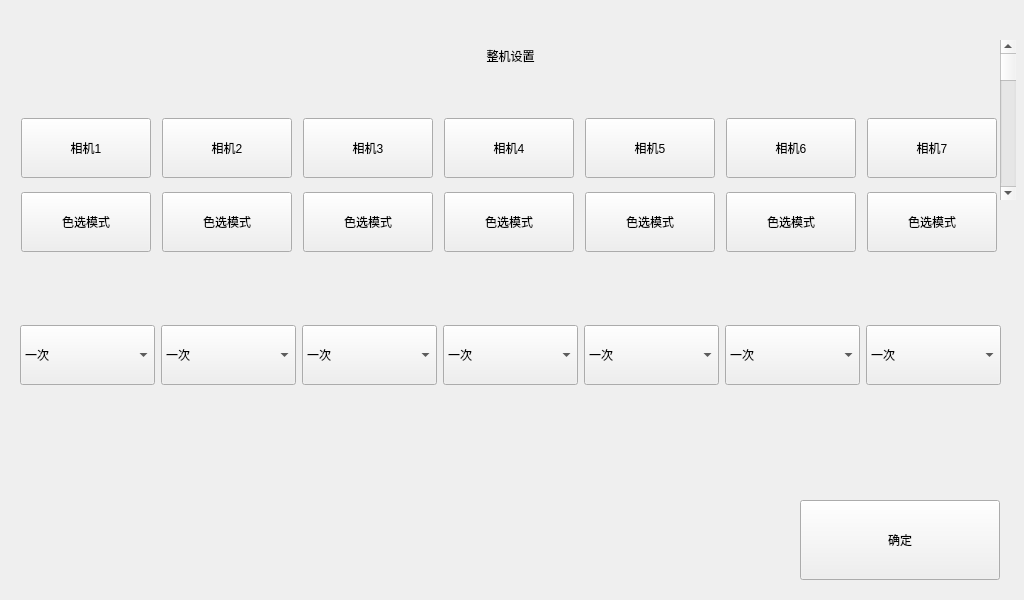
The window that forms/formwholesetting.ui (zhoutl1106/pjt2) describes before a commit, drawn with Qt 5.
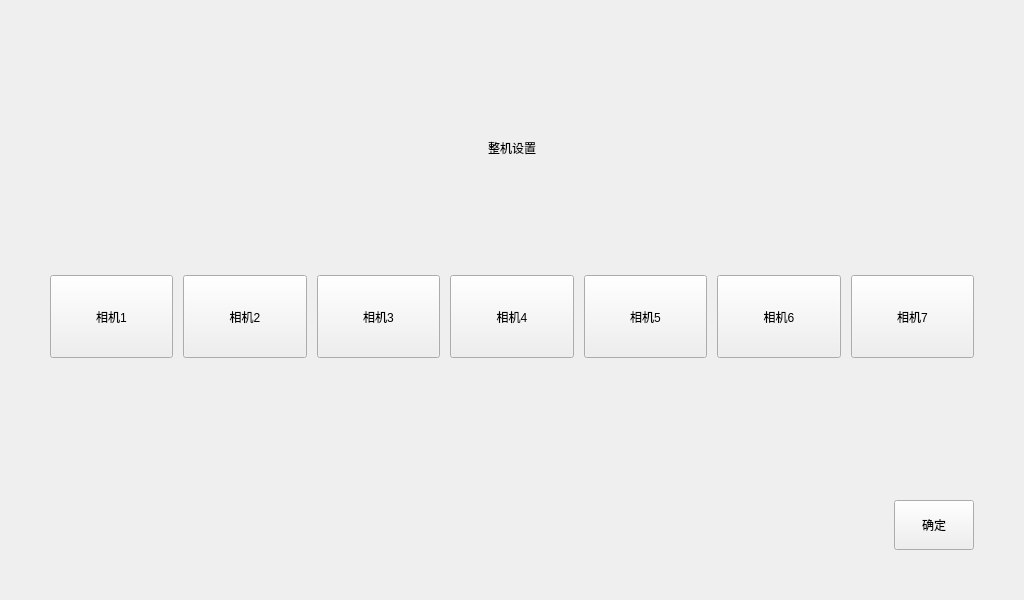
The same window after the commit.

Commit message: cntChcek & cmd left

```diff
--- a/forms/formwholesetting.ui
+++ b/forms/formwholesetting.ui
@@ -13,38 +13,49 @@
   <property name="windowTitle">
    <string>Form</string>
   </property>
-  <widget class="QToolButton" name="toolButton">
-   <property name="geometry">
-    <rect>
-     <x>800</x>
-     <y>500</y>
-     <width>200</width>
-     <height>80</height>
-    </rect>
+  <layout class="QVBoxLayout" name="verticalLayout">
+   <property name="spacing">
+    <number>30</number>
    </property>
+   <property name="leftMargin">
+    <number>50</number>
+   </property>
+   <property name="topMargin">
+    <number>50</number>
+   </property>
+   <property name="rightMargin">
+    <number>50</number>
+   </property>
+   <property name="bottomMargin">
+    <number>50</number>
+   </property>
+   <item>
+    <widget class="QLabel" name="label">
    <property name="text">
-    <string>确定</string>
-   </property>
-  </widget>
-  <widget class="QWidget" name="layoutWidget">
-   <property name="geometry">
-    <rect>
-     <x>20</x>
-     <y>110</y>
-     <width>981</width>
-     <height>151</height>
-    </rect>
-   </property>
+      <string>整机设置</string>
+     </property>
+     <property name="alignment">
+      <set>Qt::AlignCenter</set>
+     </property>
+    </widget>
+   </item>
+   <item>
    <layout class="QGridLayout" name="gridLayout">
     <property name="horizontalSpacing">
      <number>10</number>
     </property>
     <item row="0" column="0">
      <widget class="QToolButton" name="toolButton_2">
+       <property name="sizePolicy">
+        <sizepolicy hsizetype="Preferred" vsizetype="Preferred">
+         <horstretch>0</horstretch>
+         <verstretch>0</verstretch>
+        </sizepolicy>
+       </property>
       <property name="minimumSize">
        <size>
-        <width>130</width>
-        <height>60</height>
+         <width>0</width>
+         <height>0</height>
        </size>
       </property>
       <property name="text">
@@ -54,10 +65,16 @@
     </item>
     <item row="0" column="1">
      <widget class="QToolButton" name="toolButton_3">
+       <property name="sizePolicy">
+        <sizepolicy hsizetype="Preferred" vsizetype="Preferred">
+         <horstretch>0</horstretch>
+         <verstretch>0</verstretch>
+        </sizepolicy>
+       </property>
       <property name="minimumSize">
        <size>
-        <width>130</width>
-        <height>60</height>
+         <width>0</width>
+         <height>0</height>
        </size>
       </property>
       <property name="text">
@@ -67,10 +84,16 @@
     </item>
     <item row="0" column="2">
      <widget class="QToolButton" name="toolButton_4">
+       <property name="sizePolicy">
+        <sizepolicy hsizetype="Preferred" vsizetype="Preferred">
+         <horstretch>0</horstretch>
+         <verstretch>0</verstretch>
+        </sizepolicy>
+       </property>
       <property name="minimumSize">
        <size>
-        <width>130</width>
-        <height>60</height>
+         <width>0</width>
+         <height>0</height>
        </size>
       </property>
       <property name="text">
@@ -80,10 +103,16 @@
     </item>
     <item row="0" column="3">
      <widget class="QToolButton" name="toolButton_5">
+       <property name="sizePolicy">
+        <sizepolicy hsizetype="Preferred" vsizetype="Preferred">
+         <horstretch>0</horstretch>
+         <verstretch>0</verstretch>
+        </sizepolicy>
+       </property>
       <property name="minimumSize">
        <size>
-        <width>130</width>
-        <height>60</height>
+         <width>0</width>
+         <height>0</height>
        </size>
       </property>
       <property name="text">
@@ -93,10 +122,16 @@
     </item>
     <item row="0" column="4">
      <widget class="QToolButton" name="toolButton_6">
+       <property name="sizePolicy">
+        <sizepolicy hsizetype="Preferred" vsizetype="Preferred">
+         <horstretch>0</horstretch>
+         <verstretch>0</verstretch>
+        </sizepolicy>
+       </property>
       <property name="minimumSize">
        <size>
-        <width>130</width>
-        <height>60</height>
+         <width>0</width>
+         <height>0</height>
        </size>
       </property>
       <property name="text">
@@ -106,10 +141,16 @@
     </item>
     <item row="0" column="5">
      <widget class="QToolButton" name="toolButton_7">
+       <property name="sizePolicy">
+        <sizepolicy hsizetype="Preferred" vsizetype="Preferred">
+         <horstretch>0</horstretch>
+         <verstretch>0</verstretch>
+        </sizepolicy>
+       </property>
       <property name="minimumSize">
        <size>
-        <width>130</width>
-        <height>60</height>
+         <width>0</width>
+         <height>0</height>
        </size>
       </property>
       <property name="text">
@@ -119,10 +160,16 @@
     </item>
     <item row="0" column="6">
      <widget class="QToolButton" name="toolButton_8">
+       <property name="sizePolicy">
+        <sizepolicy hsizetype="Preferred" vsizetype="Preferred">
+         <horstretch>0</horstretch>
+         <verstretch>0</verstretch>
+        </sizepolicy>
+       </property>
       <property name="minimumSize">
        <size>
-        <width>130</width>
-        <height>60</height>
+         <width>0</width>
+         <height>0</height>
        </size>
       </property>
       <property name="text">
@@ -131,314 +178,48 @@
      </widget>
     </item>
     <item row="1" column="0">
-     <widget class="QToolButton" name="toolButton_9">
-      <property name="minimumSize">
-       <size>
-        <width>130</width>
-        <height>60</height>
-       </size>
-      </property>
-      <property name="text">
-       <string>色选模式</string>
-      </property>
-     </widget>
+      <widget class="QWidget" name="widget_1" native="true"/>
     </item>
     <item row="1" column="1">
-     <widget class="QToolButton" name="toolButton_10">
-      <property name="minimumSize">
-       <size>
-        <width>130</width>
-        <height>60</height>
-       </size>
-      </property>
-      <property name="text">
-       <string>色选模式</string>
-      </property>
-     </widget>
+      <widget class="QWidget" name="widget_2" native="true"/>
     </item>
     <item row="1" column="2">
-     <widget class="QToolButton" name="toolButton_11">
-      <property name="minimumSize">
-       <size>
-        <width>130</width>
-        <height>60</height>
-       </size>
-      </property>
-      <property name="text">
-       <string>色选模式</string>
-      </property>
-     </widget>
+      <widget class="QWidget" name="widget_3" native="true"/>
     </item>
     <item row="1" column="3">
-     <widget class="QToolButton" name="toolButton_12">
-      <property name="minimumSize">
-       <size>
-        <width>130</width>
-        <height>60</height>
-       </size>
-      </property>
-      <property name="text">
-       <string>色选模式</string>
-      </property>
-     </widget>
+      <widget class="QWidget" name="widget_4" native="true"/>
     </item>
     <item row="1" column="4">
-     <widget class="QToolButton" name="toolButton_13">
-      <property name="minimumSize">
-       <size>
-        <width>130</width>
-        <height>60</height>
-       </size>
-      </property>
-      <property name="text">
-       <string>色选模式</string>
-      </property>
-     </widget>
+      <widget class="QWidget" name="widget_5" native="true"/>
     </item>
     <item row="1" column="5">
-     <widget class="QToolButton" name="toolButton_14">
-      <property name="minimumSize">
-       <size>
-        <width>130</width>
-        <height>60</height>
-       </size>
-      </property>
-      <property name="text">
-       <string>色选模式</string>
-      </property>
-     </widget>
+      <widget class="QWidget" name="widget_6" native="true"/>
     </item>
     <item row="1" column="6">
-     <widget class="QToolButton" name="toolButton_15">
-      <property name="minimumSize">
-       <size>
-        <width>130</width>
-        <height>60</height>
-       </size>
-      </property>
-      <property name="text">
-       <string>色选模式</string>
-      </property>
-     </widget>
-    </item>
-   </layout>
-  </widget>
-  <widget class="QLabel" name="label">
-   <property name="geometry">
-    <rect>
-     <x>390</x>
-     <y>30</y>
-     <width>241</width>
-     <height>51</height>
-    </rect>
-   </property>
-   <property name="text">
-    <string>整机设置</string>
-   </property>
-   <property name="alignment">
-    <set>Qt::AlignCenter</set>
-   </property>
-  </widget>
-  <widget class="QWidget" name="layoutWidget">
-   <property name="geometry">
-    <rect>
-     <x>20</x>
-     <y>310</y>
-     <width>981</width>
-     <height>91</height>
-    </rect>
-   </property>
-   <layout class="QHBoxLayout" name="horizontalLayout">
-    <item>
-     <widget class="QComboBox" name="comboBox_1">
-      <property name="minimumSize">
-       <size>
-        <width>0</width>
-        <height>60</height>
-       </size>
-      </property>
-      <item>
-       <property name="text">
-        <string>一次</string>
-       </property>
-      </item>
-      <item>
-       <property name="text">
-        <string>二次</string>
-       </property>
-      </item>
-      <item>
-       <property name="text">
-        <string>三次</string>
-       </property>
-      </item>
-     </widget>
-    </item>
-    <item>
-     <widget class="QComboBox" name="comboBox_2">
+      <widget class="QWidget" name="widget_7" native="true"/>
+     </item>
+    </layout>
+   </item>
+   <item alignment="Qt::AlignRight">
+    <widget class="QToolButton" name="toolButton">
+     <property name="sizePolicy">
+      <sizepolicy hsizetype="Preferred" vsizetype="Fixed">
+       <horstretch>0</horstretch>
+       <verstretch>0</verstretch>
+      </sizepolicy>
+     </property>
       <property name="minimumSize">
        <size>
-        <width>0</width>
-        <height>60</height>
-       </size>
-      </property>
-      <item>
+       <width>80</width>
+       <height>50</height>
+      </size>
+     </property>
        <property name="text">
-        <string>一次</string>
-       </property>
-      </item>
-      <item>
-       <property name="text">
-        <string>二次</string>
-       </property>
-      </item>
-      <item>
-       <property name="text">
-        <string>三次</string>
-       </property>
-      </item>
-     </widget>
-    </item>
-    <item>
-     <widget class="QComboBox" name="comboBox_3">
-      <property name="minimumSize">
-       <size>
-        <width>0</width>
-        <height>60</height>
-       </size>
-      </property>
-      <item>
-       <property name="text">
-        <string>一次</string>
-       </property>
-      </item>
-      <item>
-       <property name="text">
-        <string>二次</string>
-       </property>
-      </item>
-      <item>
-       <property name="text">
-        <string>三次</string>
-       </property>
-      </item>
-     </widget>
-    </item>
-    <item>
-     <widget class="QComboBox" name="comboBox_4">
-      <property name="minimumSize">
-       <size>
-        <width>0</width>
-        <height>60</height>
-       </size>
-      </property>
-      <item>
-       <property name="text">
-        <string>一次</string>
-       </property>
-      </item>
-      <item>
-       <property name="text">
-        <string>二次</string>
-       </property>
-      </item>
-      <item>
-       <property name="text">
-        <string>三次</string>
-       </property>
-      </item>
-     </widget>
-    </item>
-    <item>
-     <widget class="QComboBox" name="comboBox_5">
-      <property name="minimumSize">
-       <size>
-        <width>0</width>
-        <height>60</height>
-       </size>
-      </property>
-      <item>
-       <property name="text">
-        <string>一次</string>
-       </property>
-      </item>
-      <item>
-       <property name="text">
-        <string>二次</string>
-       </property>
-      </item>
-      <item>
-       <property name="text">
-        <string>三次</string>
-       </property>
-      </item>
-     </widget>
-    </item>
-    <item>
-     <widget class="QComboBox" name="comboBox_6">
-      <property name="minimumSize">
-       <size>
-        <width>0</width>
-        <height>60</height>
-       </size>
-      </property>
-      <item>
-       <property name="text">
-        <string>一次</string>
-       </property>
-      </item>
-      <item>
-       <property name="text">
-        <string>二次</string>
-       </property>
-      </item>
-      <item>
-       <property name="text">
-        <string>三次</string>
-       </property>
-      </item>
-     </widget>
-    </item>
-    <item>
-     <widget class="QComboBox" name="comboBox_7">
-      <property name="minimumSize">
-       <size>
-        <width>0</width>
-        <height>60</height>
-       </size>
-      </property>
-      <item>
-       <property name="text">
-        <string>一次</string>
-       </property>
-      </item>
-      <item>
-       <property name="text">
-        <string>二次</string>
-       </property>
-      </item>
-      <item>
-       <property name="text">
-        <string>三次</string>
-       </property>
-      </item>
-     </widget>
-    </item>
-   </layout>
-  </widget>
-  <widget class="QScrollBar" name="verticalScrollBar">
-   <property name="geometry">
-    <rect>
-     <x>1000</x>
-     <y>40</y>
-     <width>16</width>
-     <height>160</height>
-    </rect>
-   </property>
-   <property name="orientation">
-    <enum>Qt::Vertical</enum>
-   </property>
-  </widget>
+      <string>确定</string>
+     </property>
+    </widget>
+   </item>
+  </layout>
  </widget>
  <resources/>
  <connections/>
```
Lines whose indentation alone changed are shown as unchanged. The commit also changes 63 other files.
